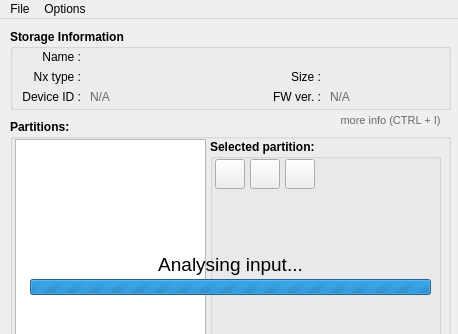
Above: NxNandManager/gui/mainwindow.ui from eliboa/NxNandManager before the change; both pictures show x 0 to 458 and y 0 to 334 of the 458 by 492 pixel window. Below: the same form after it.
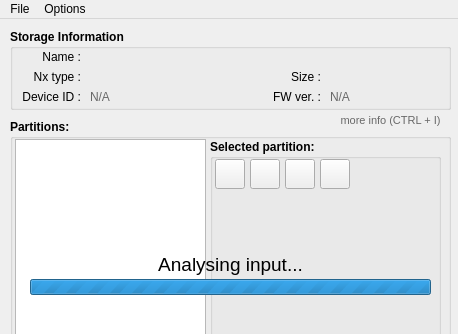
That is the form after the change. Icons and pictures are not drawn.

```diff
--- a/NxNandManager/gui/mainwindow.ui
+++ b/NxNandManager/gui/mainwindow.ui
@@ -1052,6 +1052,31 @@
        <bool>false</bool>
       </property>
      </widget>
+     <widget class="QPushButton" name="partCustom1Btn">
+      <property name="enabled">
+       <bool>true</bool>
+      </property>
+      <property name="geometry">
+       <rect>
+        <x>110</x>
+        <y>20</y>
+        <width>30</width>
+        <height>30</height>
+       </rect>
+      </property>
+      <property name="toolTip">
+       <string/>
+      </property>
+      <property name="statusTip">
+       <string/>
+      </property>
+      <property name="text">
+       <string/>
+      </property>
+      <property name="flat">
+       <bool>false</bool>
+      </property>
+     </widget>
     </widget>
     <widget class="QTableWidget" name="partition_table">
      <property name="geometry">
```
Left out of the diff: 2 changed lines with no effect on the pictures.
